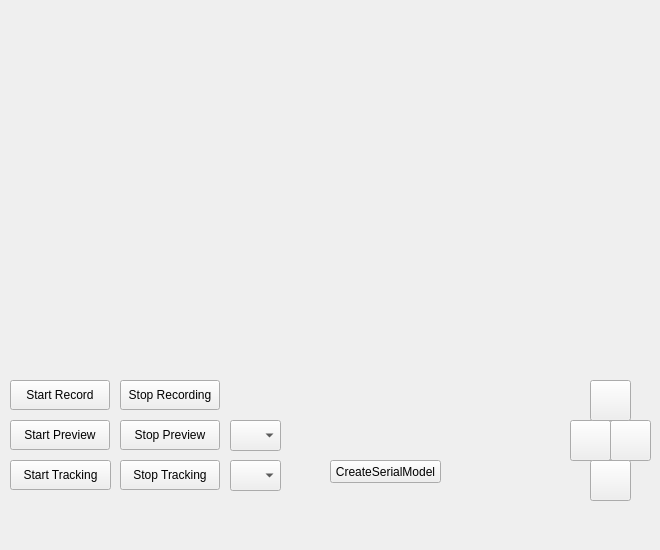
Old version of the form ProjectCortexCoreV2/CoreMVC/View/Template_MainGUI.ui in the repository bearmc27/ProjectCortex.
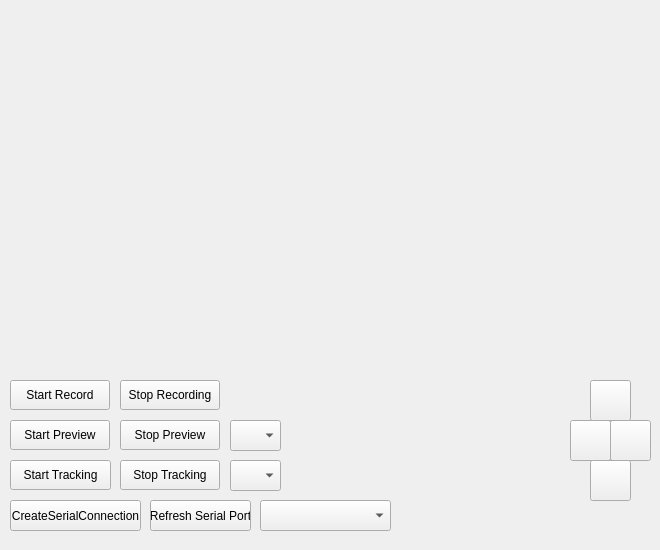
New version of the form. Icons and pictures are not drawn.

Commit message: add serial connection port selections

The edit to the form file:
```diff
--- a/ProjectCortexCoreV2/CoreMVC/View/Template_MainGUI.ui
+++ b/ProjectCortexCoreV2/CoreMVC/View/Template_MainGUI.ui
@@ -204,14 +204,46 @@
   <widget class="QPushButton" name="button_create_serial_model">
    <property name="geometry">
     <rect>
-     <x>330</x>
-     <y>460</y>
-     <width>111</width>
-     <height>23</height>
+     <x>10</x>
+     <y>500</y>
+     <width>131</width>
+     <height>31</height>
     </rect>
    </property>
    <property name="text">
-    <string>CreateSerialModel</string>
+    <string>CreateSerialConnection</string>
+   </property>
+  </widget>
+  <widget class="QComboBox" name="combobox_serial_connection_ports">
+   <property name="geometry">
+    <rect>
+     <x>260</x>
+     <y>500</y>
+     <width>131</width>
+     <height>31</height>
+    </rect>
+   </property>
+   <property name="editable">
+    <bool>false</bool>
+   </property>
+   <property name="currentText">
+    <string/>
+   </property>
+   <property name="currentIndex">
+    <number>-1</number>
+   </property>
+  </widget>
+  <widget class="QPushButton" name="button_refresh_combobox_serial_connection_ports">
+   <property name="geometry">
+    <rect>
+     <x>150</x>
+     <y>500</y>
+     <width>101</width>
+     <height>31</height>
+    </rect>
+   </property>
+   <property name="text">
+    <string>Refresh Serial Port</string>
    </property>
   </widget>
  </widget>
```
Left out of the diff: 4 changed lines with no effect on the pictures. The commit also changes 10 other files.
